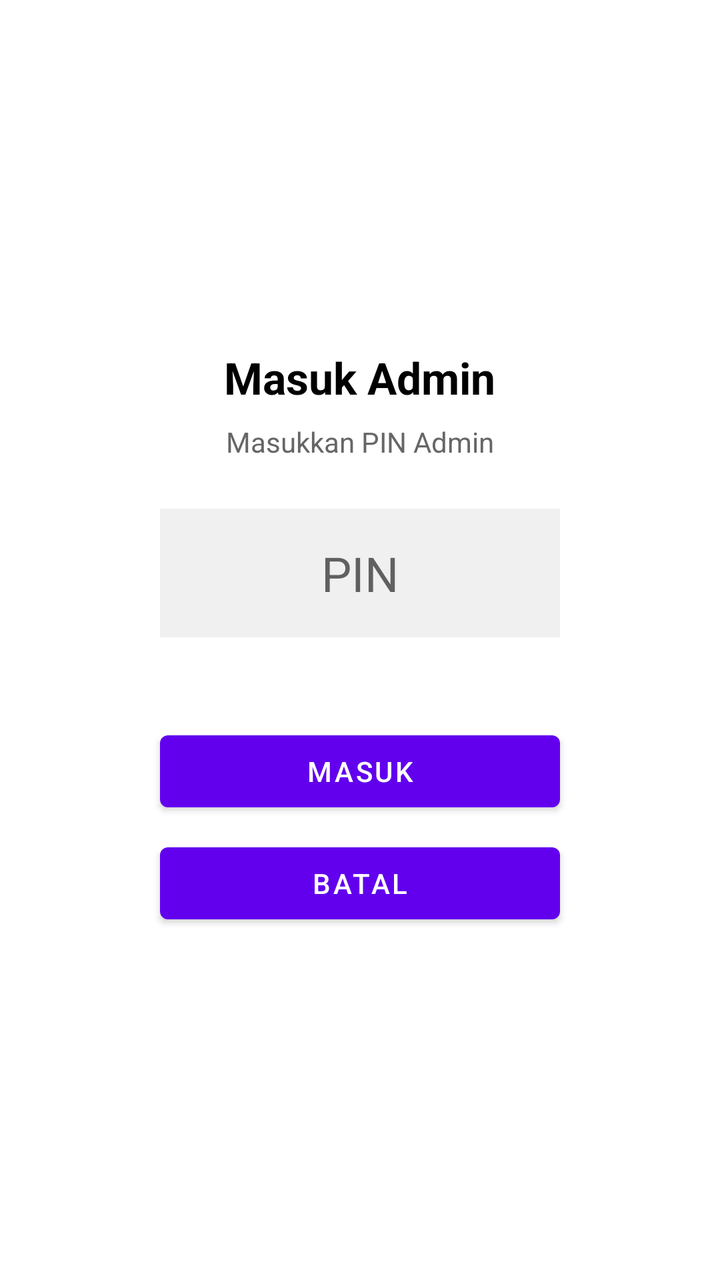
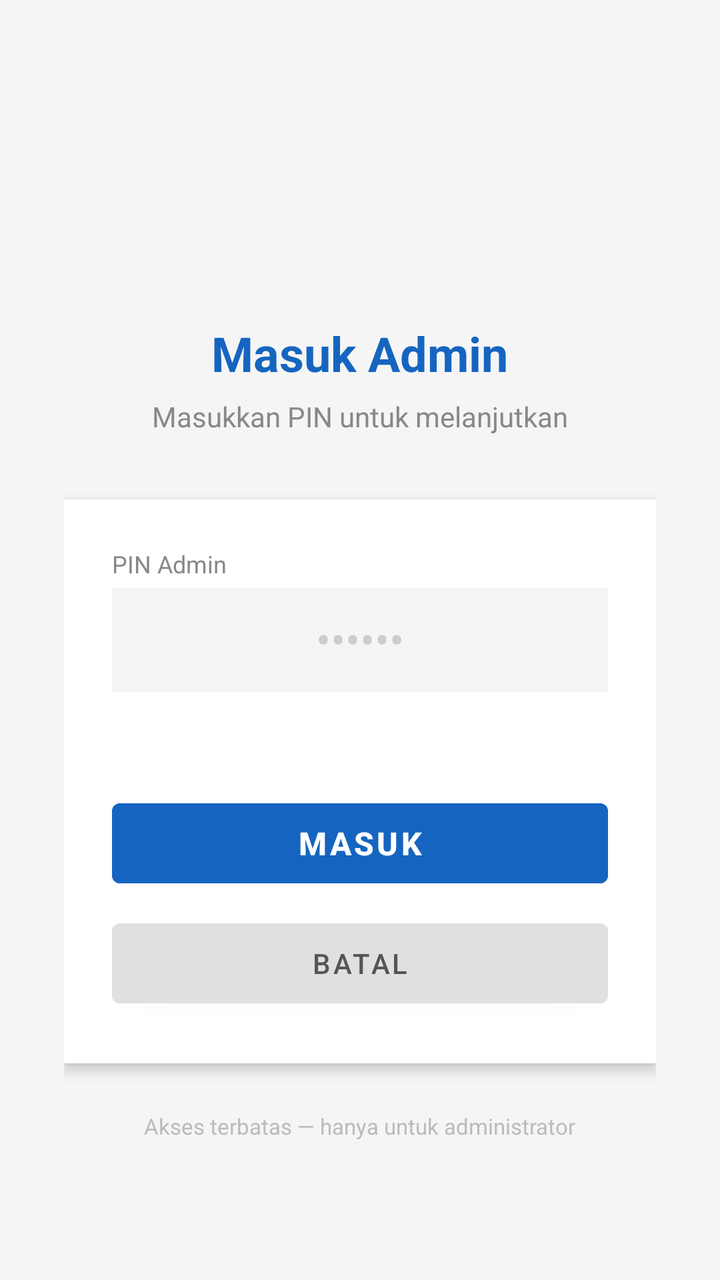

Before-and-after screenshots of an Android layout around one commit, followed by the original layout XML and the change that was made.
<!-- AndroidManifest.xml: application theme Theme.TerminalAbsensi -->
<!-- res/layout/activity_admin_login.xml -->
<?xml version="1.0" encoding="utf-8"?>
<LinearLayout xmlns:android="http://schemas.android.com/apk/res/android"
    android:layout_width="match_parent"
    android:layout_height="match_parent"
    android:orientation="vertical"
    android:gravity="center"
    android:background="@android:color/white"
    android:padding="24dp">

    <TextView
        android:id="@+id/tvJudul"
        android:layout_width="wrap_content"
        android:layout_height="wrap_content"
        android:text="Masuk Admin"
        android:textSize="22sp"
        android:textStyle="bold"
        android:textColor="@android:color/black"
        android:layout_marginBottom="8dp" />

    <TextView
        android:id="@+id/tvSubjudul"
        android:layout_width="wrap_content"
        android:layout_height="wrap_content"
        android:text="Masukkan PIN Admin"
        android:textColor="#666666"
        android:layout_marginBottom="24dp" />

    <EditText
        android:id="@+id/etPin"
        android:layout_width="200dp"
        android:layout_height="wrap_content"
        android:inputType="numberPassword"
        android:gravity="center"
        android:textSize="24sp"
        android:textColor="@android:color/black"
        android:background="#F0F0F0"
        android:padding="16dp"
        android:hint="PIN"
        android:layout_marginBottom="8dp" />

    <EditText
        android:id="@+id/etKonfirmasiPin"
        android:layout_width="200dp"
        android:layout_height="wrap_content"
        android:inputType="numberPassword"
        android:gravity="center"
        android:textSize="24sp"
        android:textColor="@android:color/black"
        android:background="#F0F0F0"
        android:padding="16dp"
        android:hint="Konfirmasi PIN"
        android:visibility="gone"
        android:layout_marginBottom="16dp" />

    <TextView
        android:id="@+id/tvError"
        android:layout_width="wrap_content"
        android:layout_height="wrap_content"
        android:textColor="#D32F2F"
        android:layout_marginBottom="16dp" />

    <Button
        android:id="@+id/btnMasuk"
        android:layout_width="200dp"
        android:layout_height="wrap_content"
        android:text="Masuk" />

    <Button
        android:id="@+id/btnBatal"
        android:layout_width="200dp"
        android:layout_height="wrap_content"
        android:text="Batal"
        android:layout_marginTop="8dp" />

</LinearLayout>
<!-- resources referenced by this layout -->
<resources>
  <style name="Theme.TerminalAbsensi" parent="Theme.MaterialComponents.DayNight.DarkActionBar">
          
          <item name="colorPrimary">@color/purple_500</item>
          <item name="colorPrimaryVariant">@color/purple_700</item>
          <item name="colorOnPrimary">@color/white</item>
          
          <item name="colorSecondary">@color/teal_200</item>
          <item name="colorSecondaryVariant">@color/teal_700</item>
          <item name="colorOnSecondary">@color/black</item>
          
          <item name="android:statusBarColor">?attr/colorPrimaryVariant</item>
          
      </style>
  <color name="purple_500">#FF6200EE</color>
  <color name="purple_700">#FF3700B3</color>
  <color name="white">#FFFFFFFF</color>
  <color name="teal_200">#FF03DAC5</color>
  <color name="teal_700">#FF018786</color>
  <color name="black">#FF000000</color>
</resources>

<!-- the commit's change to res/layout/activity_admin_login.xml (unified diff, before → after) -->
@@ -4,72 +4,135 @@
     android:layout_height="match_parent"
     android:orientation="vertical"
     android:gravity="center"
-    android:background="@android:color/white"
-    android:padding="24dp">
+    android:background="#F5F5F5"
+    android:padding="32dp">
 
+    
+    <TextView
+        android:layout_width="wrap_content"
+        android:layout_height="wrap_content"
+        android:text=""
+        android:textSize="56sp"
+        android:layout_marginBottom="16dp" />
+
+    
     <TextView
         android:id="@+id/tvJudul"
         android:layout_width="wrap_content"
         android:layout_height="wrap_content"
         android:text="Masuk Admin"
-        android:textSize="22sp"
+        android:textSize="24sp"
         android:textStyle="bold"
-        android:textColor="@android:color/black"
-        android:layout_marginBottom="8dp" />
+        android:textColor="#1565C0"
+        android:layout_marginBottom="6dp" />
 
+    
     <TextView
         android:id="@+id/tvSubjudul"
         android:layout_width="wrap_content"
         android:layout_height="wrap_content"
-        android:text="Masukkan PIN Admin"
-        android:textColor="#666666"
-        android:layout_marginBottom="24dp" />
+        android:text="Masukkan PIN untuk melanjutkan"
+        android:textColor="#888888"
+        android:textSize="14sp"
+        android:layout_marginBottom="32dp" />
 
-    <EditText
-        android:id="@+id/etPin"
-        android:layout_width="200dp"
+    
+    <LinearLayout
+        android:layout_width="match_parent"
         android:layout_height="wrap_content"
-        android:inputType="numberPassword"
-        android:gravity="center"
-        android:textSize="24sp"
-        android:textColor="@android:color/black"
-        android:background="#F0F0F0"
-        android:padding="16dp"
-        android:hint="PIN"
-        android:layout_marginBottom="8dp" />
+        android:orientation="vertical"
+        android:background="#FFFFFF"
+        android:padding="24dp"
+        android:elevation="4dp">
 
-    <EditText
-        android:id="@+id/etKonfirmasiPin"
-        android:layout_width="200dp"
-        android:layout_height="wrap_content"
-        android:inputType="numberPassword"
-        android:gravity="center"
-        android:textSize="24sp"
-        android:textColor="@android:color/black"
-        android:background="#F0F0F0"
-        android:padding="16dp"
-        android:hint="Konfirmasi PIN"
-        android:visibility="gone"
-        android:layout_marginBottom="16dp" />
+        
+        <TextView
+            android:layout_width="wrap_content"
+            android:layout_height="wrap_content"
+            android:text="PIN Admin"
+            android:textSize="12sp"
+            android:textColor="#888888"
+            android:layout_marginBottom="4dp" />
 
+        <EditText
+            android:id="@+id/etPin"
+            android:layout_width="match_parent"
+            android:layout_height="52dp"
+            android:inputType="numberPassword"
+            android:gravity="center"
+            android:textSize="22sp"
+            android:textColor="#1A1A1A"
+            android:background="#F5F5F5"
+            android:padding="12dp"
+            android:hint="••••••"
+            android:textColorHint="#CCCCCC"
+            android:layout_marginBottom="16dp" />
+
+        
+        <TextView
+            android:layout_width="wrap_content"
+            android:layout_height="wrap_content"
+            android:text="Konfirmasi PIN"
+            android:textSize="12sp"
+            android:textColor="#888888"
+            android:layout_marginBottom="4dp"
+            android:visibility="gone" />
+
+        <EditText
+            android:id="@+id/etKonfirmasiPin"
+            android:layout_width="match_parent"
+            android:layout_height="52dp"
+            android:inputType="numberPassword"
+            android:gravity="center"
+            android:textSize="22sp"
+            android:textColor="#1A1A1A"
+            android:background="#F5F5F5"
+            android:padding="12dp"
+            android:hint="••••••"
+            android:textColorHint="#CCCCCC"
+            android:visibility="gone"
+            android:layout_marginBottom="16dp" />
+
+        
+        <TextView
+            android:id="@+id/tvError"
+            android:layout_width="match_parent"
+            android:layout_height="wrap_content"
+            android:textColor="#C62828"
+            android:textSize="13sp"
+            android:gravity="center"
+            android:layout_marginBottom="16dp" />
+
+        
+        <Button
+            android:id="@+id/btnMasuk"
+            android:layout_width="match_parent"
+            android:layout_height="52dp"
+            android:text="Masuk"
+            android:textSize="16sp"
+            android:textStyle="bold"
+            android:backgroundTint="#1565C0"
+            android:layout_marginBottom="8dp" />
+
+        
+        <Button
+            android:id="@+id/btnBatal"
+            android:layout_width="match_parent"
+            android:layout_height="52dp"
+            android:text="Batal"
+            android:textSize="14sp"
+            android:backgroundTint="#E0E0E0"
+            android:textColor="#555555" />
+
+    </LinearLayout>
+
+    
     <TextView
-        android:id="@+id/tvError"
         android:layout_width="wrap_content"
         android:layout_height="wrap_content"
-        android:textColor="#D32F2F"
-        android:layout_marginBottom="16dp" />
-
-    <Button
-        android:id="@+id/btnMasuk"
-        android:layout_width="200dp"
-        android:layout_height="wrap_content"
-        android:text="Masuk" />
-
-    <Button
-        android:id="@+id/btnBatal"
-        android:layout_width="200dp"
-        android:layout_height="wrap_content"
-        android:text="Batal"
-        android:layout_marginTop="8dp" />
+        android:text="Akses terbatas — hanya untuk administrator"
+        android:textSize="11sp"
+        android:textColor="#BBBBBB"
+        android:layout_marginTop="24dp" />
 
 </LinearLayout>
